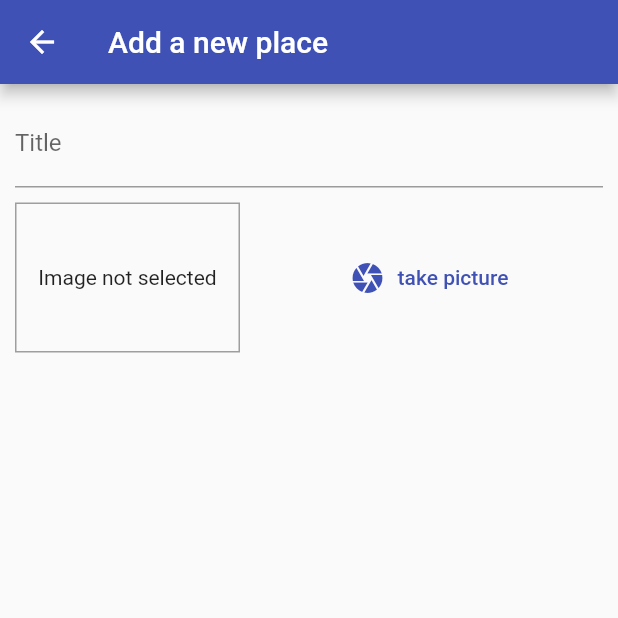
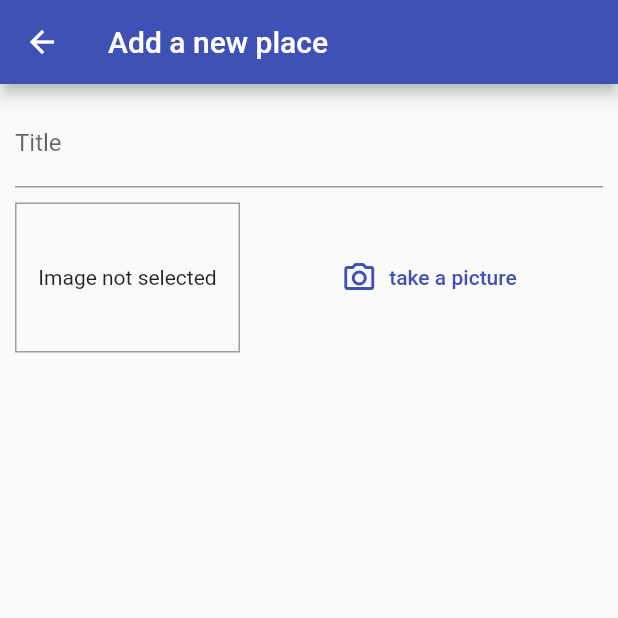
Before and after one commit to Deepak-coder80/flutter-native-features-sample, a Flutter app: the screen it shows after launch, after a tap on the "add" icon, on a phone screen of 412 x 824 dp, the top half of it. Run offline on Flutter 3.47's test engine with Material 2 defaults, Android fonts, the phone set to English and light mode, and no system bars; our stand-ins replace image_picker.

Commit message:
image added list view

```diff
--- a/lib/screens/place_list_screen.dart
+++ b/lib/screens/place_list_screen.dart
@@ -1,5 +1,7 @@
+import 'package:app/providers/great_places.dart';
 import 'package:app/screens/add_place_screen.dart';
 import 'package:flutter/material.dart';
+import 'package:provider/provider.dart';
 
 class PlaceListScreen extends StatelessWidget {
   const PlaceListScreen({super.key});
@@ -18,6 +20,23 @@ class PlaceListScreen extends StatelessWidget {
           )
         ],
       ),
+      body: Consumer<GratePlace>(
+        child: const Center(
+          child: Text('Got no places yet'),
+        ),
+        builder: (context, gratePlaces, child) =>
+                // ignore: prefer_is_empty
+                gratePlaces.items.length<=0?const Center(
+          child: Text('Got no places yet'),
+        ):ListView.builder(
+          itemCount: gratePlaces.items.length,
+          itemBuilder:(context, index) =>  ListTile(
+            leading: CircleAvatar(backgroundImage: FileImage(gratePlaces.items[index].image),),
+            title: Text(gratePlaces.items[index].title),
+            onTap: (){},
+          ),
+        ),
+      ),
     );
   }
 }
--- a/lib/widgets/image_input.dart
+++ b/lib/widgets/image_input.dart
@@ -1,10 +1,15 @@
 import 'package:flutter/material.dart';
 import 'dart:io';
-
+import 'package:path/path.dart' as path;
+import 'package:path_provider/path_provider.dart' as syspaths;
 import 'package:image_picker/image_picker.dart';
 
 class ImageInput extends StatefulWidget {
-  const ImageInput({super.key});
+  final Function onSelectImage;
+  const ImageInput({
+    super.key,
+    required this.onSelectImage,
+  });
 
   @override
   State<ImageInput> createState() => _ImageInputState();
@@ -21,8 +26,19 @@ class _ImageInputState extends State<ImageInput> {
       maxWidth: 600,
     );
     setState(() {
-      _storedImage=File(imageFile!.path);
+      _storedImage = File(imageFile!.path);
     });
+
+
+    if(_storedImage==null){
+      return;
+    }
+
+    final Directory appDir = await syspaths.getApplicationDocumentsDirectory();
+    final filename = path.basename(imageFile!.path);
+    final savedImage = await _storedImage!.copy('${appDir.path}/$filename');
+
+    widget.onSelectImage(savedImage);
   }
 
   @override
@@ -52,8 +68,8 @@ class _ImageInputState extends State<ImageInput> {
         Expanded(
           child: TextButton.icon(
             onPressed: _takePicture,
-            icon: const Icon(Icons.camera),
-            label: const Text('take picture'),
+            icon: const Icon(Icons.camera_alt_outlined),
+            label: const Text('take a picture'),
           ),
         )
       ],
--- a/pubspec.yaml
+++ b/pubspec.yaml
@@ -38,6 +38,8 @@ dependencies:
   cupertino_icons: ^1.0.2
   provider :
   image_picker:
+  path_provider:
+  path:
 
 dev_dependencies:
   flutter_test:
```
Also changed, not shown: lib/providers/great_places.dart (+17 -5 lines), lib/screens/add_place_screen.dart (+34 -3 lines), pubspec.lock, 1 other file.
